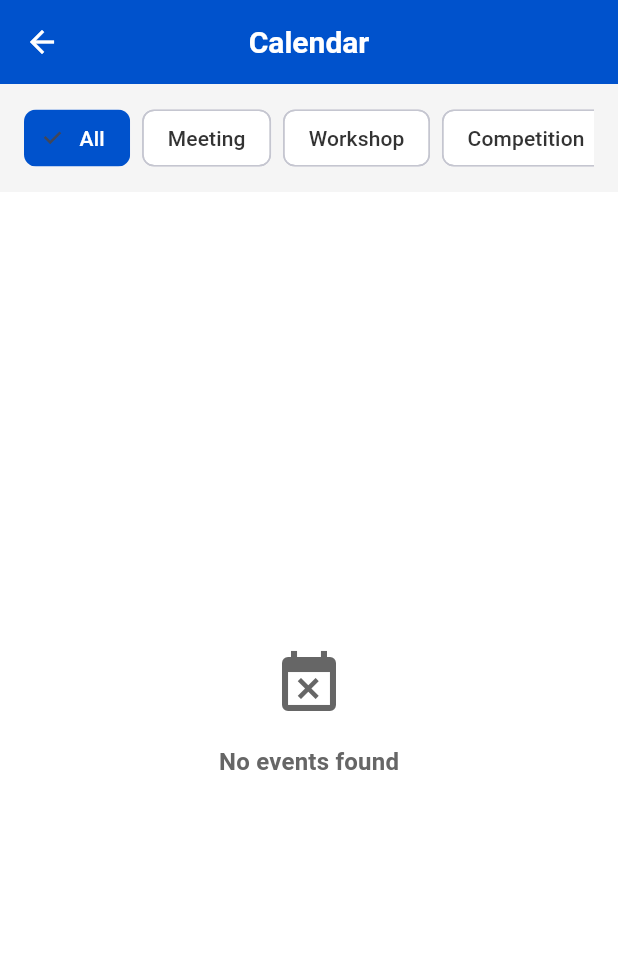
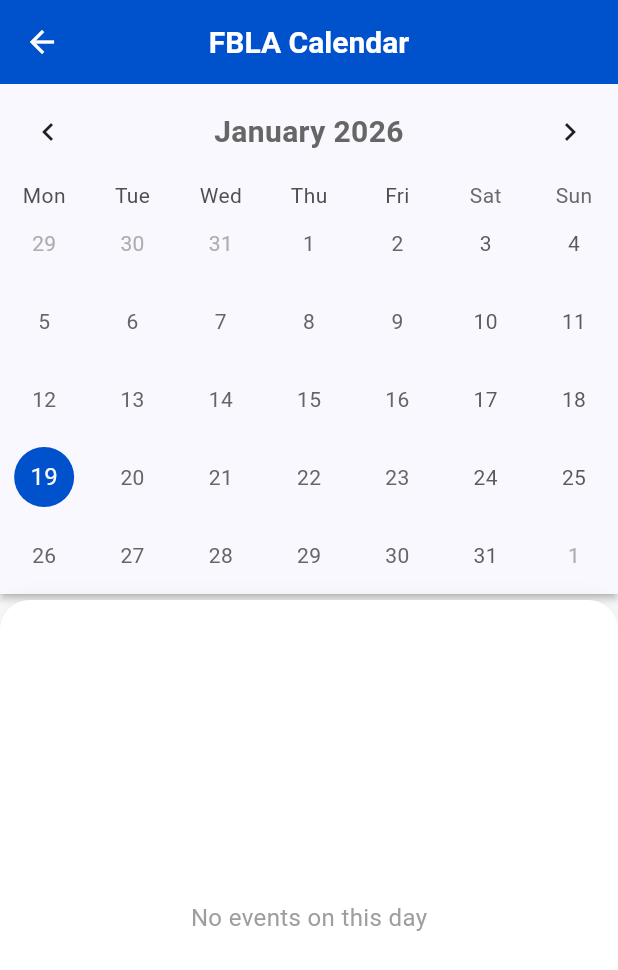
Before and after one commit to Hiravp/fbla_newedition, a Flutter app: the CalendarScreen screen opened directly, on a phone screen of 412 x 824 dp. Shown: the top 970 px of the screen. Run offline on Flutter 3.47's test engine with Material 3 defaults, Android fonts, the phone set to English and light mode, and no system bars; drawn by our look-alikes of table_calendar; our stand-ins replace google_generative_ai, supabase_flutter; accounts and stored records are empty.

Commit message:
commit57

```diff
--- a/lib/app/navigation.dart
+++ b/lib/app/navigation.dart
@@ -13,7 +13,7 @@
   static final routes = <String, WidgetBuilder>{
     '/': (_) => const HomeScreen(),
     '/profile': (_) => const ProfileScreen(),
-    '/calendar': (_) => const CalendarScreen(),
+    '/calendar': (_) => const ScheduleViewScreen(),
     '/resources': (_) => const ResourcesScreen(),
     '/news': (_) => const NewsScreen(),
     '/social': (_) => const SocialScreen(),
--- a/lib/screens/calendar/calendar_screen.dart
+++ b/lib/screens/calendar/calendar_screen.dart
@@ -1,5 +1,7 @@
 import 'package:flutter/material.dart';
 import 'package:supabase_flutter/supabase_flutter.dart';
+import 'package:table_calendar/table_calendar.dart';
+
 import '../../models/event.dart';
 import '../../services/data_service.dart';
 import '../../theme/app_theme.dart';
@@ -14,251 +16,228 @@
 class _CalendarScreenState extends State<CalendarScreen> {
   late final DataService _dataService;
   late Future<List<Event>> _eventsFuture;
-  String _selectedCategory = 'All';
-  final List<String> _categories = [
-    'All',
-    'Meeting',
-    'Workshop',
-    'Competition',
-    'Other',
-  ];
+
+  DateTime _focusedDay = DateTime.now();
+  DateTime? _selectedDay;
+  CalendarFormat _format = CalendarFormat.month;
+
+  Map<DateTime, List<Event>> _eventsByDay = {};
 
   @override
   void initState() {
     super.initState();
     _dataService = DataService(Supabase.instance.client);
-    _loadEvents();
+    _eventsFuture = _loadEvents();
   }
 
-  void _loadEvents() {
-    _eventsFuture = _dataService.getUpcomingEvents();
+  Future<List<Event>> _loadEvents() async {
+    final events = await _dataService.getUpcomingEvents();
+    _eventsByDay = _groupEvents(events);
+    _selectedDay = DateTime.now();
+    return events;
   }
 
-  List<Event> _filterEventsByCategory(List<Event> events) {
-    if (_selectedCategory == 'All') {
-      return events;
+  Map<DateTime, List<Event>> _groupEvents(List<Event> events) {
+    final map = <DateTime, List<Event>>{};
+    for (final e in events) {
+      final day = DateTime(
+        e.startDate.year,
+        e.startDate.month,
+        e.startDate.day,
+      );
+      map.putIfAbsent(day, () => []);
+      map[day]!.add(e);
     }
-    return events
-        .where((event) => event.category == _selectedCategory)
-        .toList();
+    return map;
   }
 
-  String _formatDate(DateTime date) {
-    return '${date.month}/${date.day}/${date.year} ${date.hour}:${date.minute.toString().padLeft(2, '0')}';
+  List<Event> _eventsForDay(DateTime day) {
+    final d = DateTime(day.year, day.month, day.day);
+    return _eventsByDay[d] ?? [];
+  }
+
+  Color _categoryColor(String category) {
+    switch (category) {
+      case 'Meeting':
+        return Colors.blue;
+      case 'Workshop':
+        return Colors.orange;
+      case 'Competition':
+        return Colors.green;
+      default:
+        return Colors.purple;
+    }
   }
 
   @override
   Widget build(BuildContext context) {
     return Scaffold(
-      appBar: AppBar(title: const Text('Calendar'), elevation: 0),
-      body: Column(
-        children: [
-          // Category Filter
-          Container(
-            color: AppTheme.lightGrey,
-            padding: const EdgeInsets.symmetric(vertical: 12, horizontal: 16),
-            child: SingleChildScrollView(
-              scrollDirection: Axis.horizontal,
-              child: Row(
-                children: _categories.map((category) {
-                  final isSelected = category == _selectedCategory;
-                  return Padding(
-                    padding: const EdgeInsets.only(right: 8),
-                    child: FilterChip(
-                      label: Text(category),
-                      selected: isSelected,
-                      onSelected: (selected) {
-                        setState(() {
-                          _selectedCategory = category;
-                        });
-                      },
-                      backgroundColor: Colors.white,
-                      selectedColor: AppTheme.primaryBlue,
-                      labelStyle: TextStyle(
-                        color: isSelected ? Colors.white : AppTheme.textDark,
-                        fontWeight: FontWeight.w500,
-                      ),
-                    ),
-                  );
-                }).toList(),
-              ),
-            ),
-          ),
-          // Events List
-          Expanded(
-            child: FutureBuilder<List<Event>>(
+      backgroundColor: Colors.grey.shade50,
+      appBar: AppBar(title: const Text("FBLA Calendar"), elevation: 0),
+
+      // NO FAB → read‑only
+      floatingActionButton: null,
+
+      body: FutureBuilder<List<Event>>(
         future: _eventsFuture,
         builder: (context, snapshot) {
-                if (snapshot.connectionState == ConnectionState.waiting) {
+          if (!snapshot.hasData) {
             return const Center(
-                    child: CircularProgressIndicator(
-                      color: AppTheme.primaryBlue,
+              child: CircularProgressIndicator(color: AppTheme.primaryBlue),
+            );
+          }
+
+          return Column(
+            children: [
+              _buildCalendar(),
+              const SizedBox(height: 4),
+              Expanded(child: _buildEventSheet()),
+            ],
+          );
+        },
       ),
     );
   }
 
-                if (snapshot.hasError) {
-                  return Center(
-                    child: Column(
-                      mainAxisAlignment: MainAxisAlignment.center,
-                      children: [
-                        const Icon(
-                          Icons.error_outline,
-                          size: 48,
-                          color: AppTheme.errorRed,
+  Widget _buildCalendar() {
+    return Material(
+      elevation: 2,
+      child: TableCalendar<Event>(
+        firstDay: DateTime.utc(2020, 1, 1),
+        lastDay: DateTime.utc(2035, 12, 31),
+        focusedDay: _focusedDay,
+        selectedDayPredicate: (day) =>
+            _selectedDay != null &&
+            day.year == _selectedDay!.year &&
+            day.month == _selectedDay!.month &&
+            day.day == _selectedDay!.day,
+        calendarFormat: _format,
+        eventLoader: _eventsForDay,
+        startingDayOfWeek: StartingDayOfWeek.monday,
+
+        headerStyle: const HeaderStyle(
+          titleCentered: true,
+          formatButtonVisible: false, // prevents user from toggling formats
+          titleTextStyle: TextStyle(fontSize: 20, fontWeight: FontWeight.w600),
         ),
-                        const SizedBox(height: 16),
-                        Text(
-                          'Failed to load events',
-                          style: Theme.of(context).textTheme.titleMedium,
+
+        calendarStyle: CalendarStyle(
+          todayDecoration: BoxDecoration(
+            color: AppTheme.primaryBlue.withOpacity(0.2),
+            shape: BoxShape.circle,
           ),
-                      ],
+          selectedDecoration: const BoxDecoration(
+            color: AppTheme.primaryBlue,
+            shape: BoxShape.circle,
+          ),
+          markerDecoration: const BoxDecoration(
+            color: AppTheme.primaryBlue,
+            shape: BoxShape.circle,
+          ),
+          markersAlignment: Alignment.bottomCenter,
+          markersMaxCount: 3,
+        ),
+
+        onDaySelected: (selected, focused) {
+          setState(() {
+            _selectedDay = selected;
+            _focusedDay = focused;
+          });
+        },
+
+        onPageChanged: (focused) {
+          _focusedDay = focused;
+        },
       ),
     );
   }
 
-                final events = _filterEventsByCategory(snapshot.data ?? []);
+  Widget _buildEventSheet() {
+    final events = _selectedDay != null ? _eventsForDay(_selectedDay!) : [];
 
-                if (events.isEmpty) {
-                  return Center(
-                    child: Column(
-                      mainAxisAlignment: MainAxisAlignment.center,
-                      children: [
-                        Icon(
-                          Icons.event_busy,
-                          size: 48,
-                          color: AppTheme.textLight,
-                        ),
-                        const SizedBox(height: 16),
-                        Text(
-                          'No events found',
-                          style: Theme.of(context).textTheme.titleMedium
-                              ?.copyWith(color: AppTheme.textLight),
+    return AnimatedContainer(
+      duration: const Duration(milliseconds: 250),
+      padding: const EdgeInsets.all(16),
+      decoration: BoxDecoration(
+        color: Colors.white,
+        borderRadius: const BorderRadius.vertical(top: Radius.circular(20)),
+        boxShadow: [
+          BoxShadow(
+            color: Colors.black.withOpacity(0.05),
+            blurRadius: 10,
+            offset: const Offset(0, -2),
           ),
         ],
+      ),
+
+      child: events.isEmpty
+          ? Center(
+              child: Text(
+                "No events on this day",
+                style: TextStyle(color: Colors.grey.shade500, fontSize: 16),
+              ),
+            )
+          : ListView.separated(
+              itemCount: events.length,
+              separatorBuilder: (_, __) => const SizedBox(height: 12),
+              itemBuilder: (context, i) {
+                final e = events[i];
+                return _buildEventTile(e);
+              },
             ),
     );
   }
 
-                return ListView.builder(
+  Widget _buildEventTile(Event e) {
+    return Container(
       padding: const EdgeInsets.all(16),
-                  itemCount: events.length,
-                  itemBuilder: (context, index) {
-                    final event = events[index];
-                    return Card(
-                      margin: const EdgeInsets.only(bottom: 16),
-                      child: Padding(
-                        padding: const EdgeInsets.all(16),
+      decoration: BoxDecoration(
+        color: _categoryColor(e.category).withOpacity(0.08),
+        borderRadius: BorderRadius.circular(12),
+        border: Border.all(color: _categoryColor(e.category).withOpacity(0.3)),
+      ),
+      child: Row(
+        children: [
+          Container(
+            width: 10,
+            height: 60,
+            decoration: BoxDecoration(
+              color: _categoryColor(e.category),
+              borderRadius: BorderRadius.circular(4),
+            ),
+          ),
+          const SizedBox(width: 12),
+          Expanded(
             child: Column(
               crossAxisAlignment: CrossAxisAlignment.start,
               children: [
-                            // Title and Category Badge
-                            Row(
-                              crossAxisAlignment: CrossAxisAlignment.start,
-                              children: [
-                                Expanded(
-                                  child: Text(
-                                    event.title,
-                                    style: Theme.of(
-                                      context,
-                                    ).textTheme.titleLarge,
-                                  ),
-                                ),
-                                Container(
-                                  padding: const EdgeInsets.symmetric(
-                                    horizontal: 12,
-                                    vertical: 4,
-                                  ),
-                                  decoration: BoxDecoration(
-                                    color: AppTheme.primaryBlue.withOpacity(
-                                      0.1,
-                                    ),
-                                    borderRadius: BorderRadius.circular(8),
-                                  ),
-                                  child: Text(
-                                    event.category,
+                Text(
+                  e.title,
                   style: const TextStyle(
-                                      color: AppTheme.primaryBlue,
-                                      fontSize: 12,
+                    fontSize: 17,
                     fontWeight: FontWeight.w600,
                   ),
                 ),
-                                ),
-                              ],
-                            ),
-                            const SizedBox(height: 12),
-                            // Description
+                const SizedBox(height: 6),
                 Text(
-                              event.description,
+                  e.description,
                   maxLines: 2,
                   overflow: TextOverflow.ellipsis,
-                              style: Theme.of(context).textTheme.bodyMedium,
-                            ),
-                            const SizedBox(height: 16),
-                            // Date and Location
-                            Row(
-                              children: [
-                                Icon(
-                                  Icons.calendar_today,
-                                  size: 16,
-                                  color: AppTheme.textLight,
-                                ),
-                                const SizedBox(width: 8),
-                                Expanded(
-                                  child: Text(
-                                    _formatDate(event.startDate),
-                                    style: Theme.of(
-                                      context,
-                                    ).textTheme.bodySmall,
-                                  ),
-                                ),
-                              ],
+                  style: TextStyle(color: Colors.grey.shade700),
                 ),
                 const SizedBox(height: 8),
                 Row(
                   children: [
-                                Icon(
-                                  Icons.location_on,
-                                  size: 16,
-                                  color: AppTheme.textLight,
-                                ),
-                                const SizedBox(width: 8),
-                                Expanded(
-                                  child: Text(
-                                    event.location,
-                                    style: Theme.of(
-                                      context,
-                                    ).textTheme.bodySmall,
-                                  ),
+                    const Icon(Icons.access_time, size: 16),
+                    const SizedBox(width: 4),
+                    Text(
+                      "${e.startDate.month}/${e.startDate.day} "
+                      "${e.startDate.hour}:${e.startDate.minute.toString().padLeft(2, '0')}",
+                      style: TextStyle(color: Colors.grey.shade600),
                     ),
                   ],
                 ),
-                            const SizedBox(height: 16),
-                            // Action Button
-                            SizedBox(
-                              width: double.infinity,
-                              child: ElevatedButton.icon(
-                                onPressed: () {
-                                  ScaffoldMessenger.of(context).showSnackBar(
-                                    SnackBar(
-                                      content: Text(
-                                        'Registered for ${event.title}',
-                                      ),
-                                      duration: const Duration(seconds: 2),
-                                    ),
-                                  );
-                                },
-                                icon: const Icon(Icons.check_circle_outline),
-                                label: const Text('Register'),
-                              ),
-                            ),
               ],
-                        ),
-                      ),
-                    );
-                  },
-                );
-              },
             ),
           ),
         ],
--- a/pubspec.yaml
+++ b/pubspec.yaml
@@ -52,6 +52,7 @@
 
   # Date/Time
   intl: ^0.19.0
+  table_calendar: ^3.0.9
 
   # UUID for generating unique IDs
   uuid: ^4.0.0
```
Also changed, not shown: lib/main.dart (+8 -8 lines), pubspec.lock. Lines whose indentation alone changed are shown as unchanged.
